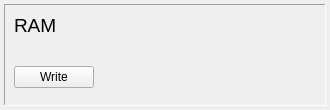
EarToEarOak/ebbbe, file ebbbe/view/res/widget_ram.ui: the form before one commit.
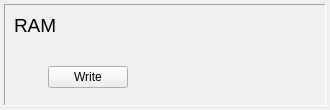
The form after the commit. Custom widgets are drawn as their Qt base class.

Commit message: Improve window layout when expanded

What changed in the file:
```diff
--- a/ebbbe/view/res/widget_ram.ui
+++ b/ebbbe/view/res/widget_ram.ui
@@ -49,7 +49,7 @@
       </item>
       <item>
        <layout class="QHBoxLayout" name="horizontalLayout_2">
-        <item alignment="Qt::AlignLeft">
+        <item alignment="Qt::AlignHCenter">
          <widget class="QPushButton" name="_buttonWrite">
           <property name="toolTip">
            <string>Write to RAM</string>
```
Left out of the diff: 4 changed lines with no effect on the pictures. The commit also changes 3 other files.
